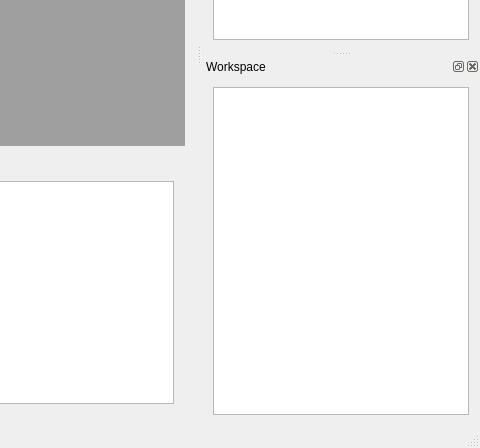
First picture: the form in Src/mainwindow.ui, repository ironsteel/QtOME, before the edit; both pictures show x 967 to 1447 and y 337 to 785 of the 1447 by 785 pixel window.
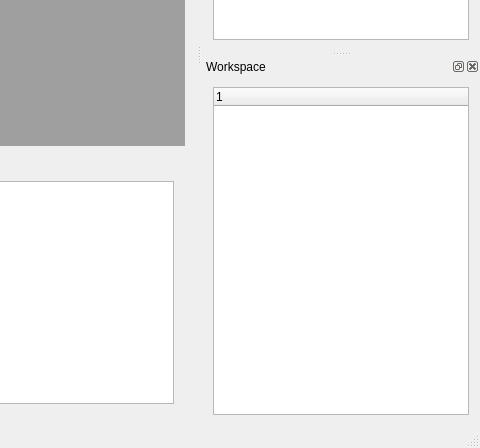
Second picture: the form after the edit. Icons and pictures are not drawn. Custom widgets are drawn as their Qt base class.

Commit message: Changed workspaceTree widget type to QTreeWidget

```diff
--- a/Src/mainwindow.ui
+++ b/Src/mainwindow.ui
@@ -227,7 +227,13 @@
    <widget class="QWidget" name="dockWidgetContents_3">
     <layout class="QVBoxLayout" name="verticalLayout_3">
      <item>
-      <widget class="QTreeView" name="workspaceTree"/>
+      <widget class="QTreeWidget" name="workspaceTree">
+       <column>
+        <property name="text">
+         <string notr="true">1</string>
+        </property>
+       </column>
+      </widget>
      </item>
     </layout>
    </widget>
```
Left out of the diff: 2 changed lines with no effect on the pictures.
